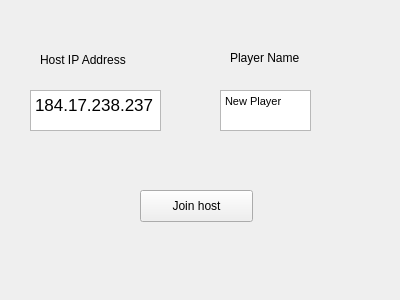
First picture: the form in joingame.ui, repository slstein14/SnakeNetwork, before the edit.
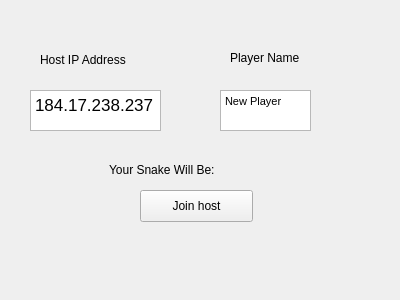
Second picture: the form after the edit.

Commit message: Tells player which snake they are

```diff
--- a/joingame.ui
+++ b/joingame.ui
@@ -86,6 +86,19 @@
 &lt;p style=&quot; margin-top:0px; margin-bottom:0px; margin-left:0px; margin-right:0px; -qt-block-indent:0; text-indent:0px;&quot;&gt;&lt;span style=&quot; font-family:'MS Shell Dlg 2'; font-size:8.25pt;&quot;&gt;New Player&lt;/span&gt;&lt;/p&gt;&lt;/body&gt;&lt;/html&gt;</string>
    </property>
   </widget>
+  <widget class="QLabel" name="SnakeColor">
+   <property name="geometry">
+    <rect>
+     <x>109</x>
+     <y>160</y>
+     <width>191</width>
+     <height>20</height>
+    </rect>
+   </property>
+   <property name="text">
+    <string>Your Snake Will Be:</string>
+   </property>
+  </widget>
  </widget>
  <resources/>
  <connections/>
```
The commit also changes 1 other file.
